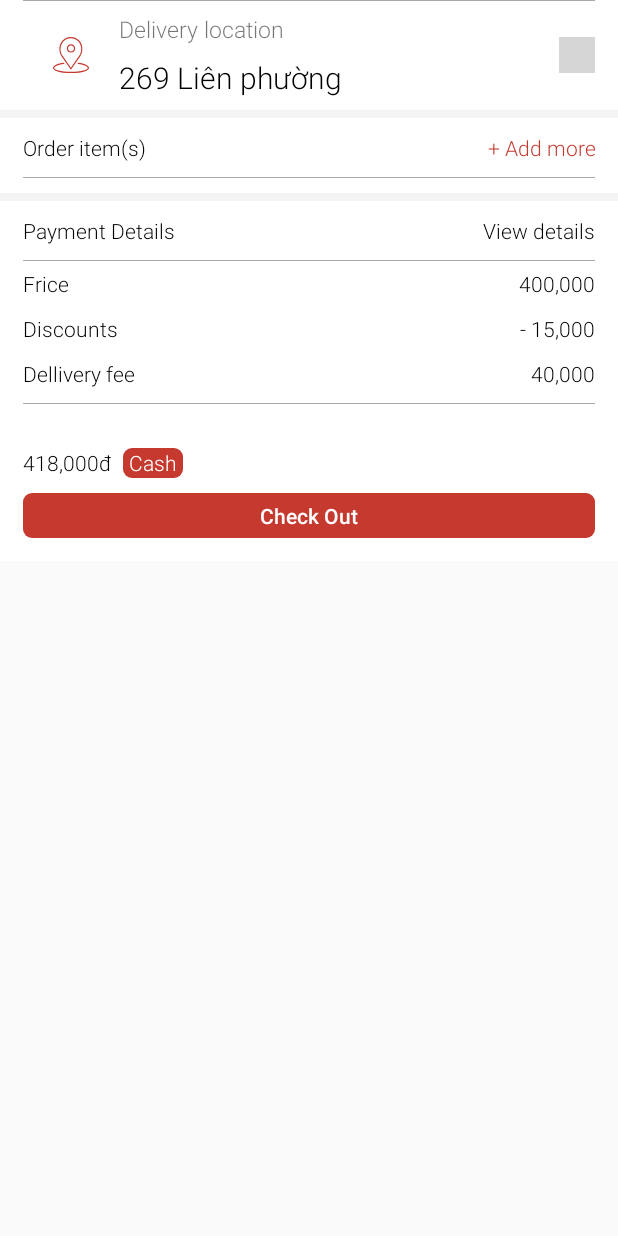
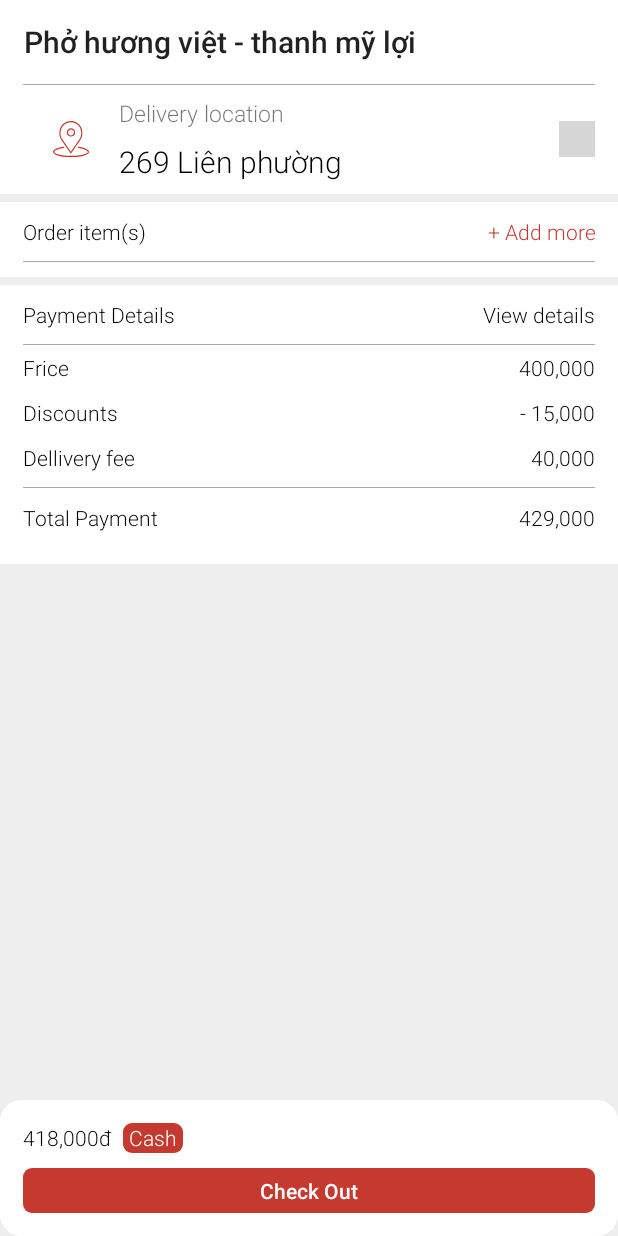
Before and after one commit to thienmanhvo/AndroidCocshop, an Android app: the layout activity_checkout.xml on its own in the app's theme, with its tools: preview values and no code run, on a phone screen of 412 x 824 dp. Run offline under Robolectric (Android 15) with nearby library versions, the phone set to English and light mode, and no system bars; grey boxes are pictures that could not be loaded.

Commit message:
add item on checkout

```diff
--- a/app/src/main/res/layout/activity_checkout.xml
+++ b/app/src/main/res/layout/activity_checkout.xml
@@ -3,7 +3,7 @@
     xmlns:app="http://schemas.android.com/apk/res-auto"
     android:id="@+id/htab_maincontent"
     android:layout_width="match_parent"
-    android:layout_height="wrap_content"
+    android:layout_height="match_parent"
     android:background="@color/colorBackgroundHeader"
     android:fitsSystemWindows="true"
     android:orientation="vertical">
@@ -12,16 +12,15 @@
         android:id="@+id/tb_checkout"
         android:layout_width="match_parent"
         android:layout_height="?attr/actionBarSize"
-        android:layout_gravity="top"
-        android:background="@color/colorWhite"
-
-        app:popupTheme="@style/ThemeOverlay.AppCompat.Light"
+        android:background="@drawable/custom_bottom_sheet_background"
         app:title="Phở hương việt - thanh mỹ lợi" />
 
 
     <androidx.core.widget.NestedScrollView
         android:layout_width="match_parent"
-        android:layout_height="match_parent">
+        android:layout_height="match_parent"
+        android:layout_marginTop="?attr/actionBarSize"
+        android:background="@color/colorBackgroundHeader">
 
         <LinearLayout
             android:layout_width="match_parent"
@@ -31,7 +30,7 @@
             <LinearLayout
                 android:layout_width="match_parent"
                 android:layout_height="wrap_content"
-                android:background="@color/colorWhite"
+                android:background="@drawable/custom_bottom_sheet_background"
                 android:orientation="vertical"
                 android:paddingLeft="@dimen/dp15"
                 android:paddingRight="@dimen/dp15">
@@ -101,7 +100,7 @@
                 android:layout_width="match_parent"
                 android:layout_height="wrap_content"
                 android:layout_marginTop="@dimen/dp5"
-                android:background="@color/colorWhite"
+                android:background="@drawable/custom_bottom_sheet_background"
                 android:orientation="vertical"
                 android:paddingLeft="@dimen/dp15"
                 android:paddingRight="@dimen/dp15">
@@ -148,7 +147,7 @@
                 android:layout_width="match_parent"
                 android:layout_height="wrap_content"
                 android:layout_marginTop="@dimen/dp5"
-                android:background="@color/colorWhite"
+                android:background="@drawable/custom_bottom_sheet_background"
                 android:orientation="vertical"
                 android:paddingLeft="@dimen/dp15"
                 android:paddingRight="@dimen/dp15">
@@ -201,6 +200,7 @@
                         android:textColor="@color/colorBlack" />
 
                     <TextView
+                        android:id="@+id/txt_checkout_total_price"
                         android:layout_width="wrap_content"
                         android:layout_height="wrap_content"
                         android:layout_weight="3"
@@ -225,13 +225,29 @@
                         android:text="Discounts"
                         android:textColor="@color/colorBlack" />
 
-                    <TextView
+                    <LinearLayout
                         android:layout_width="wrap_content"
                         android:layout_height="wrap_content"
                         android:layout_weight="3"
                         android:gravity="right"
-                        android:text="- 15,000"
-                        android:textColor="@color/colorBlack" />
+                        android:orientation="horizontal">
+
+                        <TextView
+                            android:layout_width="wrap_content"
+                            android:layout_height="wrap_content"
+
+                            android:gravity="right"
+                            android:text="- "
+                            android:textColor="@color/colorBlack" />
+
+                        <TextView
+                            android:id="@+id/txt_checkout_discounts"
+                            android:layout_width="wrap_content"
+                            android:layout_height="wrap_content"
+                            android:gravity="right"
+                            android:text="15,000"
+                            android:textColor="@color/colorBlack" />
+                    </LinearLayout>
                 </LinearLayout>
 
                 <LinearLayout
@@ -251,6 +267,7 @@
                         android:textColor="@color/colorBlack" />
 
                     <TextView
+                        android:id="@+id/txt_checkout_delivery_fee"
                         android:layout_width="wrap_content"
                         android:layout_height="wrap_content"
                         android:layout_weight="3"
@@ -268,6 +285,7 @@
                 <LinearLayout
                     android:layout_width="match_parent"
                     android:layout_height="wrap_content"
+                    android:layout_marginBottom="@dimen/dp16"
                     android:background="@color/colorWhite"
                     android:orientation="horizontal"
                     android:paddingTop="@dimen/dp10"
@@ -282,11 +300,11 @@
                         android:textColor="@color/colorBlack" />
 
                     <TextView
+                        android:id="@+id/txt_checkout_total_price_payment"
                         android:layout_width="wrap_content"
                         android:layout_height="wrap_content"
                         android:layout_weight="3"
                         android:gravity="right"
-                        android:paddingBottom="@dimen/dp70"
                         android:text="429,000"
                         android:textColor="@color/colorBlack" />
                 </LinearLayout>
@@ -297,4 +315,5 @@
     </androidx.core.widget.NestedScrollView>
 
     <include layout="@layout/fragment_checkout_bottom_sheet" />
+
 </androidx.coordinatorlayout.widget.CoordinatorLayout>
--- a/app/src/main/res/layout/fragment_checkout_bottom_sheet.xml
+++ b/app/src/main/res/layout/fragment_checkout_bottom_sheet.xml
@@ -4,7 +4,7 @@
     android:id="@+id/ll_checkout_bottom_sheet"
     android:layout_width="match_parent"
     android:layout_height="wrap_content"
-    android:background="@color/colorWhite"
+    android:background="@drawable/custom_bottom_sheet"
     android:orientation="vertical"
     android:padding="@dimen/dp15"
     app:behavior_hideable="false"
@@ -20,6 +20,7 @@
             android:layout_height="wrap_content">
 
             <TextView
+                android:id="@+id/txt_checkout_button_total_price"
                 android:layout_width="wrap_content"
                 android:layout_height="wrap_content"
                 android:text="418,000đ"
```
Also changed, not shown: app/src/main/java/fpt/edu/cocshop/Activity/CheckOutActivity.java (+56 -54 lines), app/src/main/java/fpt/edu/cocshop/Adapter/ItemOrderAdapter.java (+11 -5 lines).
